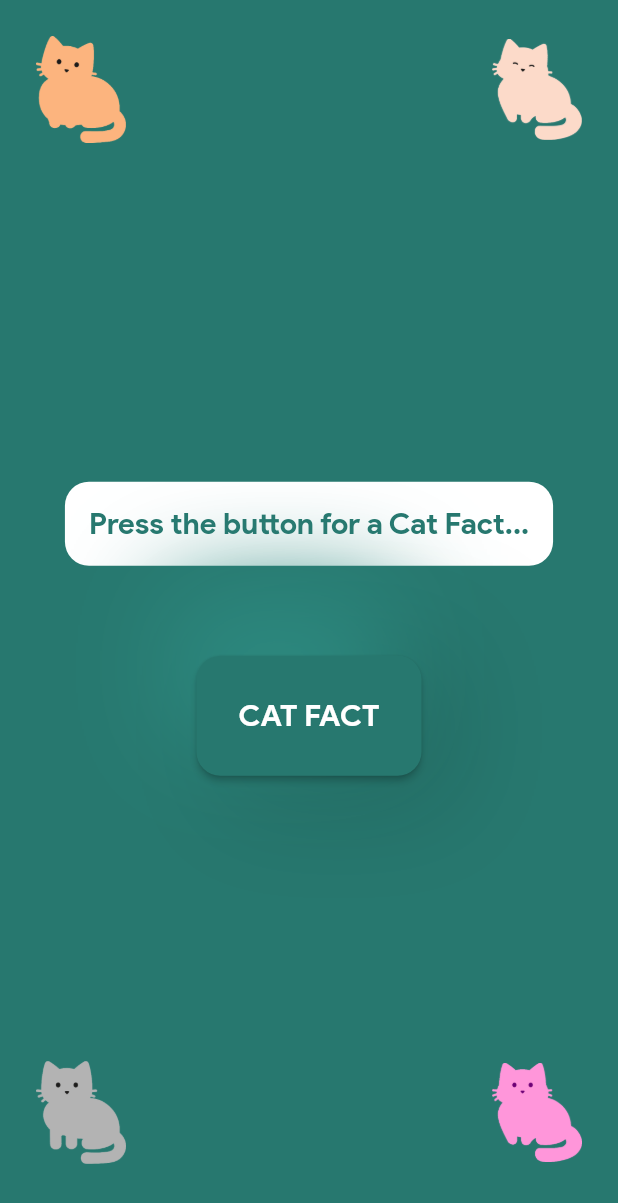
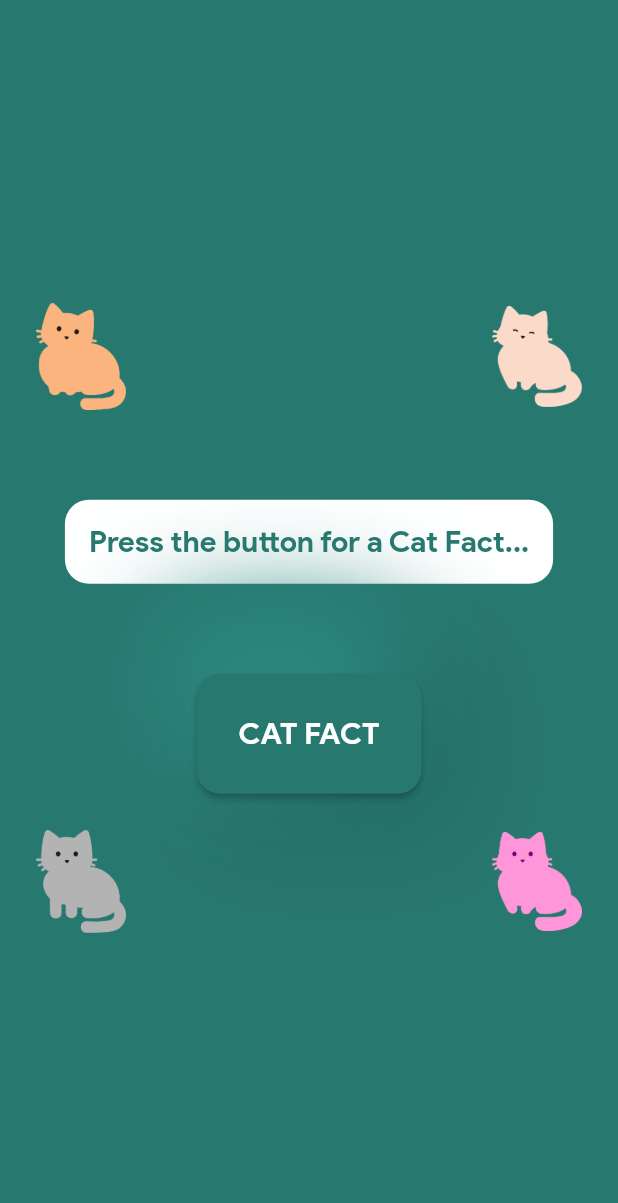
Before and after one commit to jokilic/PurrFact, a Flutter app: the screen it shows after launch, on a phone screen of 412 x 824 dp. Shown: the top 1203 px of the screen. Run offline on Flutter 3.47's test engine with Material 2 defaults, Android fonts, the phone set to English and light mode, and no system bars; network calls fail.

Commit message:
Closed #1

```diff
--- a/lib/mainUI.dart
+++ b/lib/mainUI.dart
@@ -8,14 +8,11 @@ import 'variables.dart';
 class MainUI extends StatelessWidget {
   @override
   Widget build(BuildContext context) {
-    Size size = MediaQuery.of(context).size;
-
     return Scaffold(
       backgroundColor: mainColor,
       body: SafeArea(
-        child: SingleChildScrollView(
-          child: Container(
-            height: size.height - 24.0,
+        child: Center(
+          child: SingleChildScrollView(
             child: Column(
               mainAxisAlignment: MainAxisAlignment.spaceBetween,
               children: <Widget>[
```
